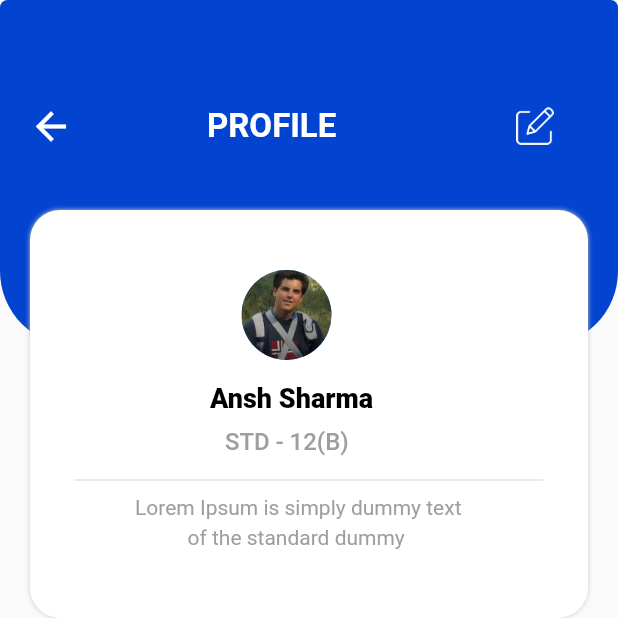
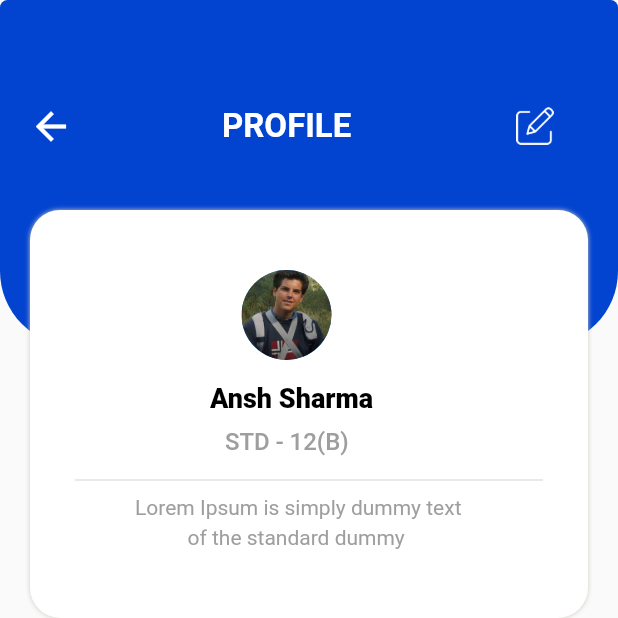
Before and after one commit to ArathiHaridas/Shehack_2.0_Wo-Coders, a Flutter app: the Profile screen opened directly, on a phone screen of 412 x 824 dp, the top half of it. Run offline on Flutter 3.47's test engine with Material 2 defaults, Android fonts, the phone set to English and light mode, and no system bars.

Commit message:
third commit

```diff
--- a/lib/profile.dart
+++ b/lib/profile.dart
@@ -45,7 +45,7 @@ class _ProfileState extends State<Profile> {
                         },
                       ),
                       const SizedBox(
-                        width: 80,
+                        width: 90,
                       ),
                       const Text(
                         "PROFILE",
@@ -55,7 +55,7 @@ class _ProfileState extends State<Profile> {
                           fontWeight: FontWeight.bold,
                         ),
                       ),
-                      const SizedBox(width: 120),
+                      const SizedBox(width: 110),
                     const ImageIcon(
                         AssetImage("assets/icon.png"),
                         color: Colors.white,
```
